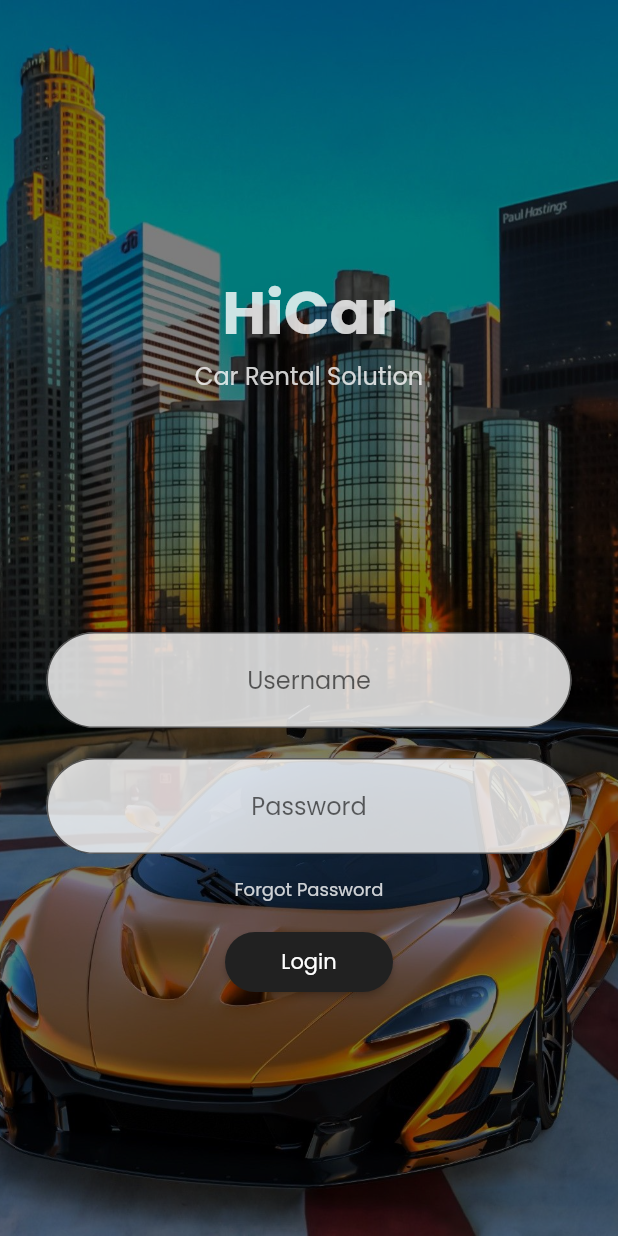
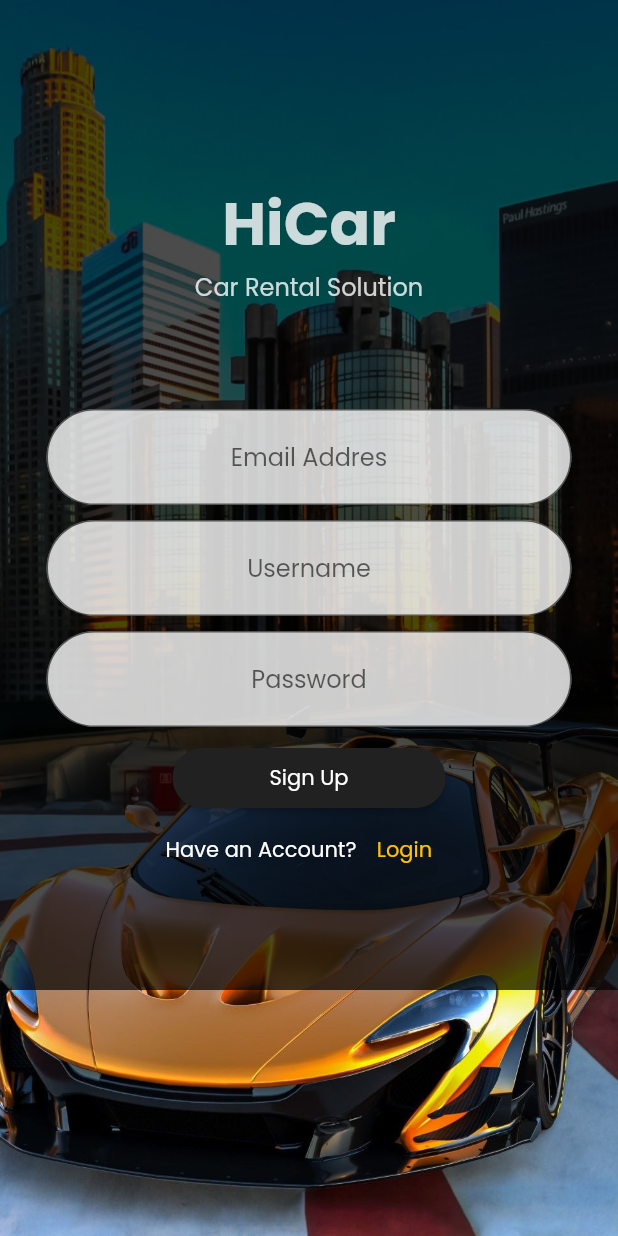
Before and after one commit to asrafayyasi/HiCar, a Flutter app: the screen it shows after launch, on a phone screen of 412 x 824 dp. Run offline on Flutter 3.47's test engine with Material 2 defaults, Android fonts, the light colour scheme and no system bars; our stand-ins replace iconsax, salomon_bottom_bar.

Commit message:
Changes to be committed: 	modified:   lib/main.dart 	new file:   lib/pages/login.dart 	deleted:    lib/pages/loginpage.dart 	new file:   lib/pages/signup.dart

```diff
--- a/lib/main.dart
+++ b/lib/main.dart
@@ -2,13 +2,14 @@ import 'package:flutter/material.dart';
 import 'package:rentcar/pages/driverdetails.dart';
 import 'package:rentcar/pages/drivingLicense.dart';
 import 'package:rentcar/pages/history.dart';
-import 'pages/loginpage.dart';
+import 'pages/signup.dart';
 import 'pages/sportcars.dart';
 import 'pages/Suvcars.dart';
 import 'pages/ElectricCars.dart';
 import 'pages/navigasi.dart';
 import 'pages/profile.dart';
 import 'pages/detailcars.dart';
+import 'pages/login.dart';
 
 void main() {
   runApp(myApp());
@@ -27,11 +28,12 @@ class myApp extends StatelessWidget {
               titleTextStyle: TextStyle(color: Colors.white),
               backgroundColor: Color.fromARGB(255, 4, 28, 50),
               iconTheme: IconThemeData(color: Colors.white))),
-      initialRoute: loginPage.nameroute,
+      initialRoute: signup.nameroute,
       home: profile(),
       routes: {
         navigasi.nameroute: (context) => navigasi(),
-        loginPage.nameroute: (context) => loginPage(),
+        signup.nameroute: (context) => signup(),
+        login.nameroute: (context) => login(),
         sportcars.nameroute: (context) => sportcars(),
         electric.nameroute: (context) => electric(),
         suvcars.nameroute: (context) => suvcars(),
--- /dev/null
+++ b/lib/pages/login.dart
@@ -0,0 +1,146 @@
+import 'package:flutter/material.dart';
+import 'package:rentcar/pages/newhomepage.dart';
+import 'package:rentcar/pages/navigasi.dart';
+import 'package:rentcar/pages/signup.dart';
+
+class login extends StatelessWidget {
+  static const nameroute = '/login';
+  @override
+  Widget build(BuildContext context) {
+    return Scaffold(
+      body: Container(
+        constraints: BoxConstraints.expand(),
+        decoration: BoxDecoration(
+          image: DecorationImage(
+              image: AssetImage('images/background1.jpeg'), fit: BoxFit.cover),
+        ),
+        child: ListView(
+          children: [
+            Container(
+              height: 660,
+              color: Colors.black.withOpacity(0.5),
+              child: Column(
+                mainAxisAlignment: MainAxisAlignment.spaceEvenly,
+                children: [
+                  Container(
+                    padding: EdgeInsets.only(top: 20),
+                    child: Column(
+                      children: [
+                        Text(
+                          'HiCar',
+                          style: TextStyle(
+                              color: Colors.white.withOpacity(0.8),
+                              fontSize: 40,
+                              fontFamily: 'Poppins',
+                              fontWeight: FontWeight.bold),
+                        ),
+                        Text('Car Rental Solution',
+                            style: TextStyle(
+                              color: Colors.white.withOpacity(0.8),
+                              fontSize: 16,
+                              fontFamily: 'Poppins',
+                            ))
+                      ],
+                    ),
+                  ),
+                  Column(
+                    children: [
+                      Container(
+                        // margin: EdgeInsetsDirectional.only(top: 50),
+                        child: SizedBox(
+                          width: 350,
+                          child: TextField(
+                            textAlign: TextAlign.center,
+                            decoration: InputDecoration(
+                                hintText: 'Username',
+                                hintStyle: TextStyle(fontFamily: 'Poppins'),
+                                fillColor: Colors.white.withOpacity(0.8),
+                                filled: true,
+                                border: OutlineInputBorder(
+                                    borderSide: BorderSide(
+                                        style: BorderStyle.solid,
+                                        color: Colors.black.withOpacity(0.1)),
+                                    borderRadius: BorderRadius.circular(50))),
+
+                            // autofocus: true,
+                          ),
+                        ),
+                      ),
+                      Container(
+                        margin: EdgeInsetsDirectional.only(top: 10),
+                        child: SizedBox(
+                          width: 350,
+                          child: TextField(
+                            obscureText: true,
+                            textAlign: TextAlign.center,
+                            decoration: InputDecoration(
+                                hintText: 'Password',
+                                hintStyle: TextStyle(fontFamily: 'Poppins'),
+                                fillColor: Colors.white.withOpacity(0.8),
+                                filled: true,
+                                border: OutlineInputBorder(
+                                    borderRadius: BorderRadius.circular(50))),
+
+                            // autofocus: true,
+                          ),
+                        ),
+                      ),
+                      TextButton(
+                          onPressed: () {},
+                          child: Text(
+                            "Forgot Password",
+                            style: TextStyle(
+                                color: Colors.white.withOpacity(0.8),
+                                fontSize: 12),
+                          )),
+                      ElevatedButton(
+                          style: ButtonStyle(
+                              shape: MaterialStateProperty.resolveWith<
+                                  OutlinedBorder>((_) {
+                                return RoundedRectangleBorder(
+                                    borderRadius: BorderRadius.circular(20));
+                              }),
+                              backgroundColor: MaterialStatePropertyAll(
+                                  Color.fromARGB(255, 33, 33, 33))),
+                          onPressed: () {
+                            Navigator.of(context)
+                                .pushReplacementNamed(navigasi.nameroute);
+                          },
+                          child: Container(
+                            alignment: Alignment.center,
+                            height: 40,
+                            width: 80,
+                            child: Text("Login"),
+                          )),
+                      Container(
+                        child: Row(
+                          mainAxisAlignment: MainAxisAlignment.center,
+                          children: [
+                            Text(
+                              "Don't have an account?",
+                              style: TextStyle(color: Colors.white),
+                            ),
+                            TextButton(
+                              onPressed: () {
+                                Navigator.of(context)
+                                    .pushNamed(signup.nameroute);
+                              },
+                              child: Text(
+                                "Sign Up",
+                                style: TextStyle(color: Colors.amber),
+                              ),
+                            )
+                          ],
+                        ),
+                      )
+                    ],
+                  ),
+                ],
+              ),
+            )
+          ],
+        ),
+      ),
+    );
+  }
+}
--- a/lib/pages/loginpage.dart
+++ /dev/null
@@ -1,119 +0,0 @@
-import 'package:flutter/material.dart';
-import 'package:rentcar/pages/newhomepage.dart';
-import 'package:rentcar/pages/navigasi.dart';
-
-class loginPage extends StatelessWidget {
-  static const nameroute = '/loginpage';
-  @override
-  Widget build(BuildContext context) {
-    return Scaffold(
-      body: Container(
-        constraints: BoxConstraints.expand(),
-        decoration: BoxDecoration(
-          image: DecorationImage(
-              image: AssetImage('images/background1.jpeg'), fit: BoxFit.cover),
-        ),
-        child: Container(
-          color: Colors.black.withOpacity(0.5),
-          child: Column(
-            mainAxisAlignment: MainAxisAlignment.spaceEvenly,
-            children: [
-              Container(
-                padding: EdgeInsets.only(top: 20),
-                child: Column(
-                  children: [
-                    Text(
-                      'HiCar',
-                      style: TextStyle(
-                          color: Colors.white.withOpacity(0.8),
-                          fontSize: 40,
-                          fontFamily: 'Poppins',
-                          fontWeight: FontWeight.bold),
-                    ),
-                    Text('Car Rental Solution',
-                        style: TextStyle(
-                          color: Colors.white.withOpacity(0.8),
-                          fontSize: 16,
-                          fontFamily: 'Poppins',
-                        ))
-                  ],
-                ),
-              ),
-              Column(
-                children: [
-                  Container(
-                    // margin: EdgeInsetsDirectional.only(top: 50),
-                    child: SizedBox(
-                      width: 350,
-                      child: TextField(
-                        textAlign: TextAlign.center,
-                        decoration: InputDecoration(
-                            hintText: 'Username',
-                            hintStyle: TextStyle(fontFamily: 'Poppins'),
-                            fillColor: Colors.white.withOpacity(0.8),
-                            filled: true,
-                            border: OutlineInputBorder(
-                                borderSide: BorderSide(
-                                    style: BorderStyle.solid,
-                                    color: Colors.black.withOpacity(0.1)),
-                                borderRadius: BorderRadius.circular(50))),
-
-                        // autofocus: true,
-                      ),
-                    ),
-                  ),
-                  Container(
-                    margin: EdgeInsetsDirectional.only(top: 20),
-                    child: SizedBox(
-                      width: 350,
-                      child: TextField(
-                        obscureText: true,
-                        textAlign: TextAlign.center,
-                        decoration: InputDecoration(
-                            hintText: 'Password',
-                            hintStyle: TextStyle(fontFamily: 'Poppins'),
-                            fillColor: Colors.white.withOpacity(0.8),
-                            filled: true,
-                            border: OutlineInputBorder(
-                                borderRadius: BorderRadius.circular(50))),
-
-                        // autofocus: true,
-                      ),
-                    ),
-                  ),
-                  TextButton(
-                      onPressed: () {},
-                      child: Text(
-                        "Forgot Password",
-                        style: TextStyle(
-                            color: Colors.white.withOpacity(0.8), fontSize: 12),
-                      )),
-                  ElevatedButton(
-                      style: ButtonStyle(
-                          shape:
-                              MaterialStateProperty.resolveWith<OutlinedBorder>(
-                                  (_) {
-                            return RoundedRectangleBorder(
-                                borderRadius: BorderRadius.circular(20));
-                          }),
-                          backgroundColor: MaterialStatePropertyAll(
-                              Color.fromARGB(255, 33, 33, 33))),
-                      onPressed: () {
-                        Navigator.of(context)
-                            .pushReplacementNamed(navigasi.nameroute);
-                      },
-                      child: Container(
-                        alignment: Alignment.center,
-                        height: 40,
-                        width: 80,
-                        child: Text("Login"),
-                      ))
-                ],
-              ),
-            ],
-          ),
-        ),
-      ),
-    );
-  }
-}
--- /dev/null
+++ b/lib/pages/signup.dart
@@ -0,0 +1,160 @@
+import 'package:flutter/material.dart';
+import 'package:rentcar/pages/login.dart';
+import 'package:rentcar/pages/newhomepage.dart';
+import 'package:rentcar/pages/navigasi.dart';
+
+class signup extends StatelessWidget {
+  static const nameroute = '/signup';
+  @override
+  Widget build(BuildContext context) {
+    return Scaffold(
+      body: Container(
+        constraints: BoxConstraints.expand(),
+        decoration: BoxDecoration(
+          image: DecorationImage(
+              image: AssetImage('images/background1.jpeg'), fit: BoxFit.cover),
+        ),
+        child: ListView(
+          children: [
+            Container(
+              height: 660,
+              color: Colors.black.withOpacity(0.7),
+              child: Column(
+                mainAxisAlignment: MainAxisAlignment.spaceEvenly,
+                children: [
+                  Container(
+                    margin: EdgeInsets.only(top: 50),
+                    // padding: EdgeInsets.only(top: 0),
+                    child: Column(
+                      children: [
+                        Text(
+                          'HiCar',
+                          style: TextStyle(
+                              color: Colors.white.withOpacity(0.8),
+                              fontSize: 40,
+                              fontFamily: 'Poppins',
+                              fontWeight: FontWeight.bold),
+                        ),
+                        Text('Car Rental Solution',
+                            style: TextStyle(
+                              color: Colors.white.withOpacity(0.8),
+                              fontSize: 16,
+                              fontFamily: 'Poppins',
+                            ))
+                      ],
+                    ),
+                  ),
+                  Column(
+                    children: [
+                      Container(
+                        // margin: EdgeInsetsDirectional.only(top: 50),
+                        child: SizedBox(
+                          width: 350,
+                          child: TextField(
+                            textAlign: TextAlign.center,
+                            decoration: InputDecoration(
+                                hintText: 'Email Addres',
+                                hintStyle: TextStyle(fontFamily: 'Poppins'),
+                                fillColor: Colors.white.withOpacity(0.8),
+                                filled: true,
+                                border: OutlineInputBorder(
+                                    borderSide: BorderSide(
+                                        style: BorderStyle.solid,
+                                        color: Colors.black.withOpacity(0.1)),
+                                    borderRadius: BorderRadius.circular(50))),
+
+                            // autofocus: true,
+                          ),
+                        ),
+                      ),
+                      Container(
+                        margin: EdgeInsetsDirectional.only(top: 10),
+                        child: SizedBox(
+                          width: 350,
+                          child: TextField(
+                            textAlign: TextAlign.center,
+                            decoration: InputDecoration(
+                                hintText: 'Username',
+                                hintStyle: TextStyle(fontFamily: 'Poppins'),
+                                fillColor: Colors.white.withOpacity(0.8),
+                                filled: true,
+                                border: OutlineInputBorder(
+                                    borderSide: BorderSide(
+                                        style: BorderStyle.solid,
+                                        color: Colors.black.withOpacity(0.1)),
+                                    borderRadius: BorderRadius.circular(50))),
+
+                            // autofocus: true,
+                          ),
+                        ),
+                      ),
+                      Container(
+                        margin: EdgeInsetsDirectional.only(top: 10, bottom: 10),
+                        child: SizedBox(
+                          width: 350,
+                          child: TextField(
+                            obscureText: true,
+                            textAlign: TextAlign.center,
+                            decoration: InputDecoration(
+                                hintText: 'Password',
+                                hintStyle: TextStyle(fontFamily: 'Poppins'),
+                                fillColor: Colors.white.withOpacity(0.8),
+                                filled: true,
+                                border: OutlineInputBorder(
+                                    borderRadius: BorderRadius.circular(50))),
+
+                            // autofocus: true,
+                          ),
+                        ),
+                      ),
+                      ElevatedButton(
+                          style: ButtonStyle(
+                              shape: MaterialStateProperty.resolveWith<
+                                  OutlinedBorder>((_) {
+                                return RoundedRectangleBorder(
+                                    borderRadius: BorderRadius.circular(20));
+                              }),
+                              backgroundColor: MaterialStatePropertyAll(
+                                  Color.fromARGB(255, 33, 33, 33))),
+                          onPressed: () {
+                            Navigator.of(context)
+                                .pushReplacementNamed(navigasi.nameroute);
+                          },
+                          child: Container(
+                            alignment: Alignment.center,
+                            height: 40,
+                            width: 150,
+                            child: Text("Sign Up"),
+                          )),
+                      Container(
+                        child: Row(
+                          mainAxisAlignment: MainAxisAlignment.center,
+                          children: [
+                            Text(
+                              "Have an Account?",
+                              style: TextStyle(color: Colors.white),
+                            ),
+                            TextButton(
+                              onPressed: () {
+                                Navigator.of(context)
+                                    .pushNamed(login.nameroute);
+                              },
+                              child: Text(
+                                "Login",
+                                style: TextStyle(color: Colors.amber),
+                              ),
+                            )
+                          ],
+                        ),
+                      )
+                    ],
+                  ),
+                ],
+              ),
+            )
+          ],
+        ),
+      ),
+    );
+  }
+}
```
